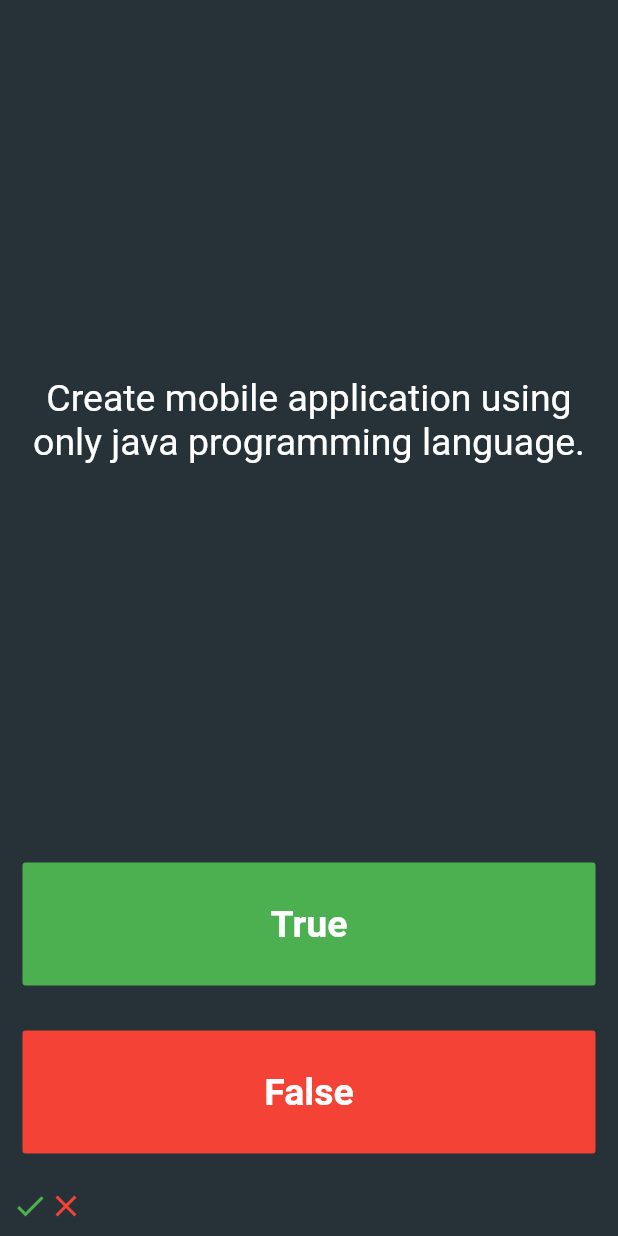
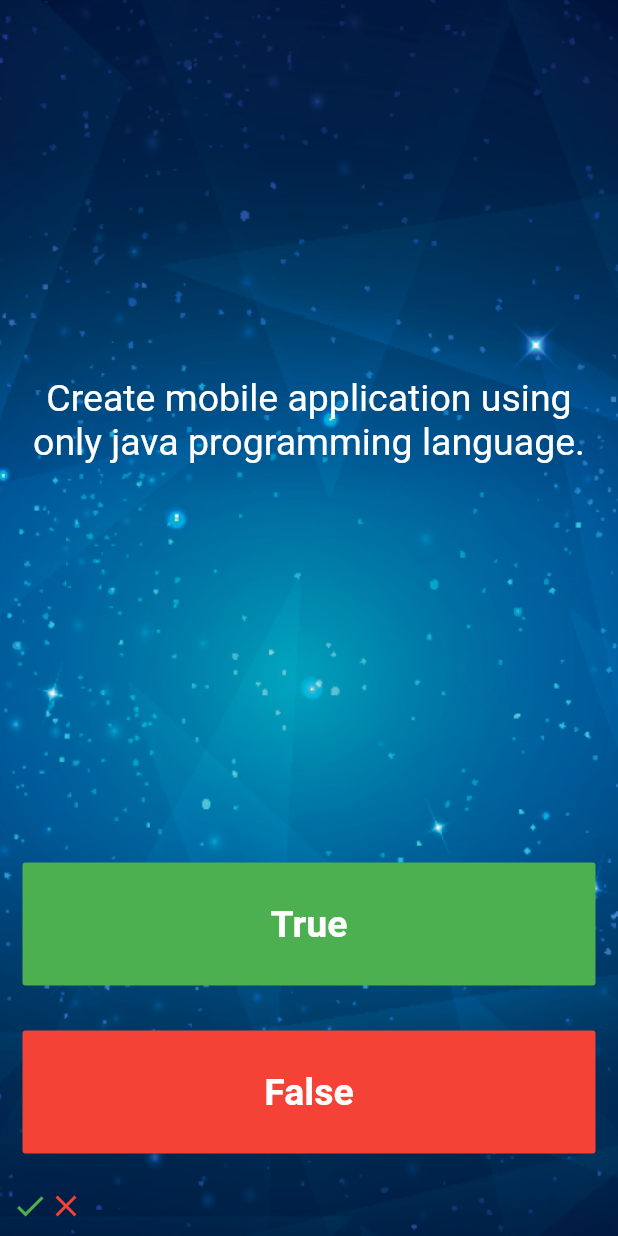
Before and after one commit to praween-link/MyFlutter, a Flutter app: the screen it shows after launch, after a tap on "True", after a tap on "False", on a phone screen of 412 x 824 dp. Run offline on Flutter 3.47's test engine with Material 2 defaults, Android fonts, the phone set to English and light mode, and no system bars; our stand-ins replace rflutter_alert.

```diff
--- a/lib/main.dart
+++ b/lib/main.dart
@@ -1,4 +1,6 @@
 import 'package:flutter/material.dart';
+import 'package:rflutter_alert/rflutter_alert.dart';
+import 'package:testing_app/quizalert.dart';
 import 'quizBrain.dart';
 
 void main() {
@@ -10,8 +12,16 @@ void main() {
       ),
       home: Scaffold(
         backgroundColor: Colors.blueGrey.shade900,
-        body: SafeArea(
-          child: MyApp(),
+        body: Container(
+          child: SafeArea(
+            child: MyApp(),
+          ),
+          decoration: BoxDecoration(
+            image: DecorationImage(
+              image: AssetImage('images/background.png'),
+              fit: BoxFit.cover,
+            ),
+          ),
         ),
       ),
     ),
@@ -19,6 +29,7 @@ void main() {
 }
 
 QuizBrain quizbrain = QuizBrain();
+QuizAlert quizalert = QuizAlert();
 
 class MyApp extends StatefulWidget {
   // This widget is the root of your application.
@@ -27,19 +38,33 @@ class MyApp extends StatefulWidget {
 }
 
 class _MyAppState extends State<MyApp> {
-  List<Icon> scoreKeeper = [];
 
   void currectAnswer() {
-    scoreKeeper.add(Icon(
+    quizbrain.scoreKeeper.add(Icon(
       Icons.check,
       color: Colors.green,
     ));
   }
-  void wrongAnswer(){
-    scoreKeeper.add(Icon(
+  void wrongAnswer() {
+    quizbrain.scoreKeeper.add(Icon(
       Icons.close,
       color: Colors.red,
     ));
+  }
+  void checkAnswer(bool userPickAns) {
+    setState(() {
+      if(quizbrain.answerMark){
+        if(userPickAns == quizbrain.getAnswer()) {
+          currectAnswer();
+        }else{
+          wrongAnswer();
+        }
+        quizbrain.nextQuestion();
+        print(quizbrain.answerMark);
+      }else{
+        quizalert.quizAlert(context);
+      }
+    });
   }
 
   @override
@@ -78,11 +103,7 @@ class _MyAppState extends State<MyApp> {
                 ),
               ),
               onPressed: () {
-                setState(() {
-                  bool user_answer = quizbrain.getAnswer();
-                  if(quizbrain.answerMark) {user_answer ? currectAnswer() : wrongAnswer();}
-                  quizbrain.nextQuestion();
-                });
+                checkAnswer(true);
               },
             ),
           ),
@@ -101,11 +122,7 @@ class _MyAppState extends State<MyApp> {
                 ),
               ),
               onPressed: () {
-                setState(() {
-                  bool user_answer = quizbrain.getAnswer();
-                  if(quizbrain.answerMark) {user_answer ? wrongAnswer() : currectAnswer();}
-                  quizbrain.nextQuestion();
-                });
+                checkAnswer(false);
               },
             ),
           ),
@@ -115,7 +132,7 @@ class _MyAppState extends State<MyApp> {
           child: SingleChildScrollView(
             scrollDirection: Axis.horizontal,
             child: Row(
-              children: scoreKeeper,
+              children: quizbrain.scoreKeeper,
             ),
           ),
         ),
--- a/lib/questionAnswer.dart
+++ b/lib/questionAnswer.dart
@@ -3,8 +3,9 @@ class Questions {
   String questionText;
   bool answerBool;
 
-  Questions({String q, bool a}){
-    questionText = q;
-    answerBool = a;
-  }
+  // Questions({String q, bool a}){
+  //   questionText = q;
+  //   answerBool = a;
+  // }
+  Questions({this.questionText, this.answerBool});
 }
--- a/pubspec.yaml
+++ b/pubspec.yaml
@@ -27,6 +27,7 @@ dependencies:
   # The following adds the Cupertino Icons font to your application.
   # Use with the CupertinoIcons class for iOS style icons.
   cupertino_icons: ^1.0.2
+  rflutter_alert: ^2.0.4
 
 dev_dependencies:
   flutter_test:
```
Also changed, not shown: lib/quizBrain.dart (+13 -8 lines), lib/quizalert.dart (added, +32 -0 lines), images/background.png (added), images/ball1.png (deleted), images/ball2.png (deleted), images/ball3.png (deleted), images/ball4.png (deleted), images/ball5.png (deleted), pubspec.lock.
